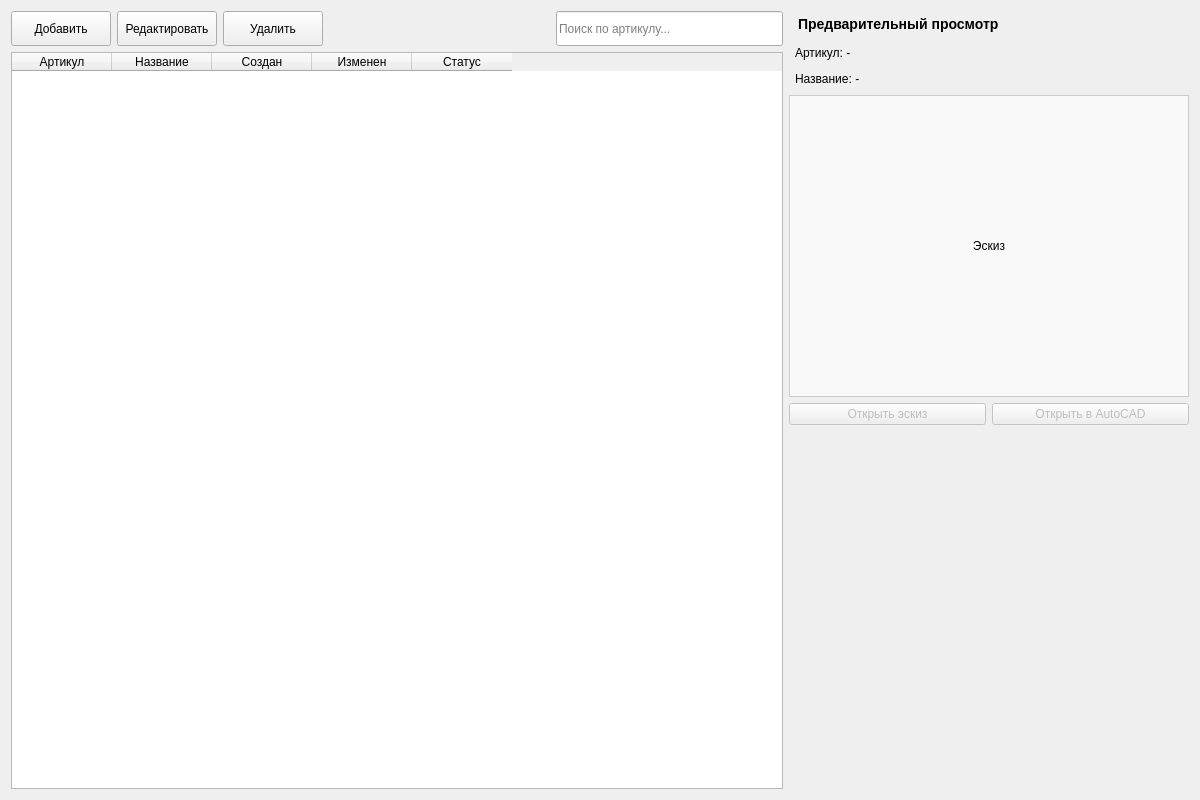
Above: src/client/ui/window_profiles.ui from formemu/aditim-monitor before the change. Below: the same form after it.
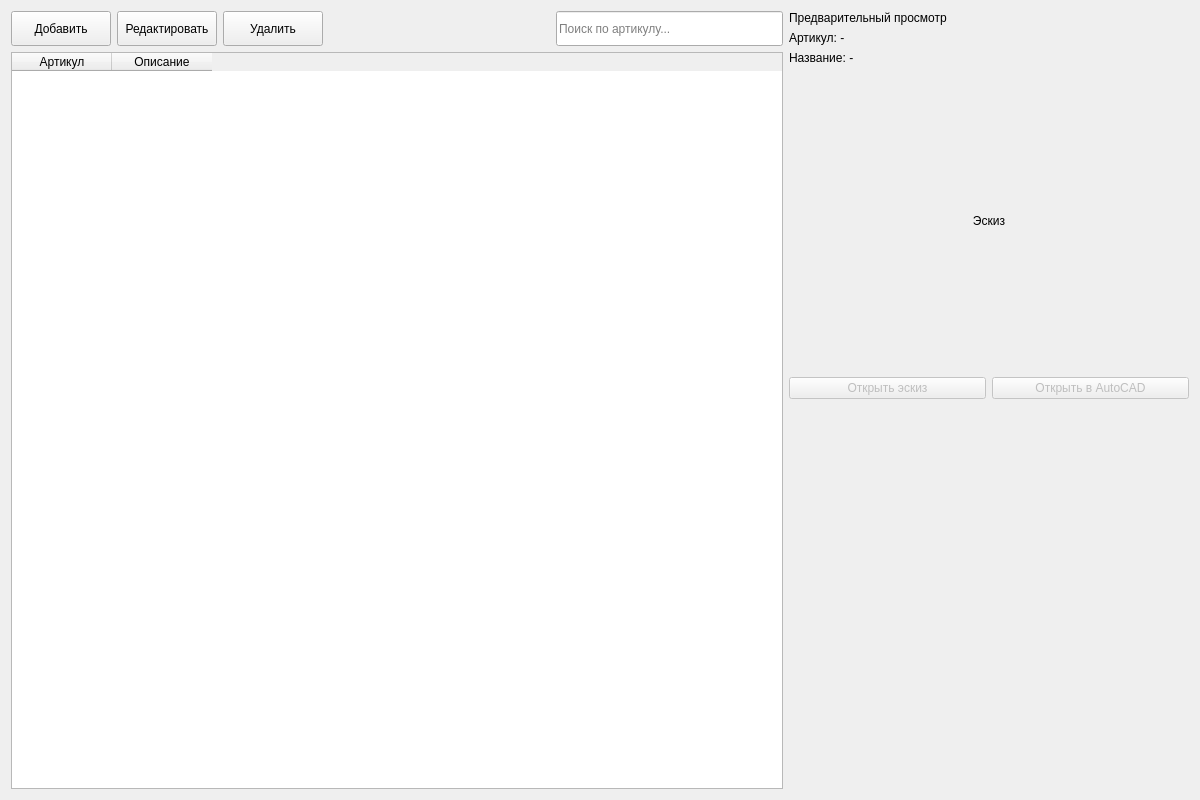
That is the form after the change.

```diff
--- a/src/client/ui/window_profiles.ui
+++ b/src/client/ui/window_profiles.ui
@@ -106,22 +106,7 @@
         </column>
         <column>
          <property name="text">
-          <string>Название</string>
-         </property>
-        </column>
-        <column>
-         <property name="text">
-          <string>Создан</string>
-         </property>
-        </column>
-        <column>
-         <property name="text">
-          <string>Изменен</string>
-         </property>
-        </column>
-        <column>
-         <property name="text">
-          <string>Статус</string>
+          <string>Описание</string>
          </property>
         </column>
        </widget>
@@ -138,9 +123,6 @@
         <property name="text">
          <string>Предварительный просмотр</string>
         </property>
-        <property name="styleSheet">
-         <string>font-size: 14px; font-weight: bold; padding: 5px;</string>
-        </property>
        </widget>
       </item>
       <item>
@@ -148,9 +130,6 @@
         <property name="text">
          <string>Артикул: -</string>
         </property>
-        <property name="styleSheet">
-         <string>font-size: 12px; padding: 3px;</string>
-        </property>
        </widget>
       </item>
       <item>
@@ -158,9 +137,6 @@
         <property name="text">
          <string>Название: -</string>
         </property>
-        <property name="styleSheet">
-         <string>font-size: 12px; padding: 3px;</string>
-        </property>
        </widget>
       </item>
       <item>
@@ -171,9 +147,6 @@
         <property name="alignment">
          <set>Qt::AlignCenter</set>
         </property>
-        <property name="styleSheet">
-         <string>border: 1px solid #ccc; min-height: 300px; background-color: #f9f9f9;</string>
-        </property>
         <property name="minimumSize">
          <size>
           <width>400</width>
```
